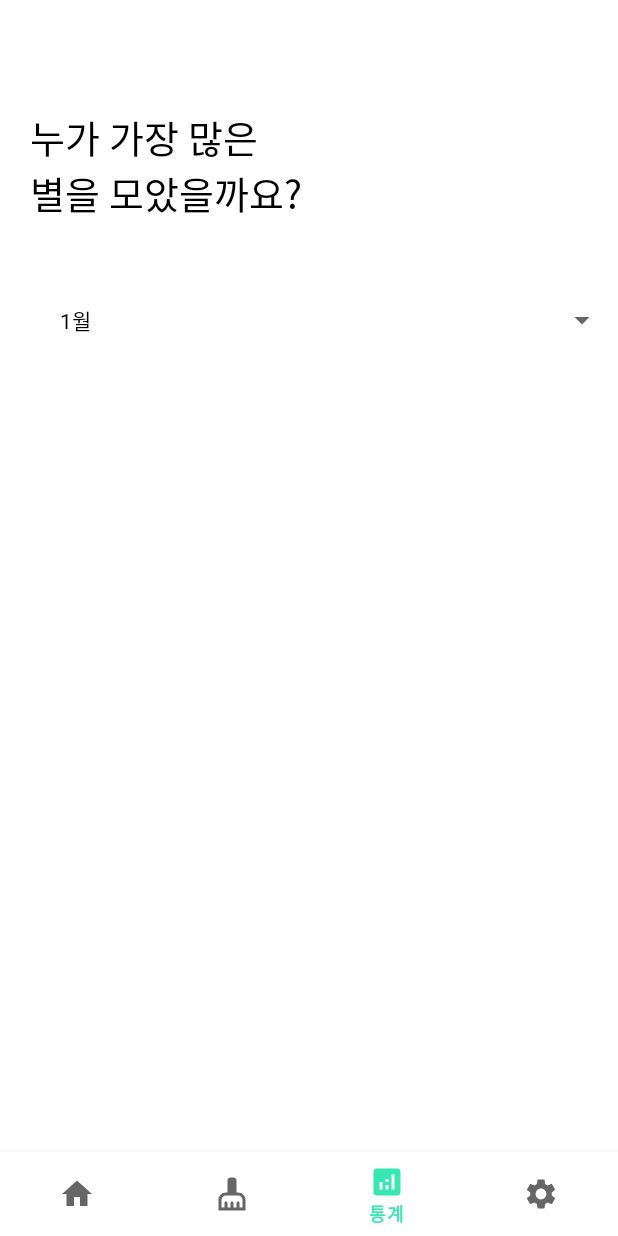
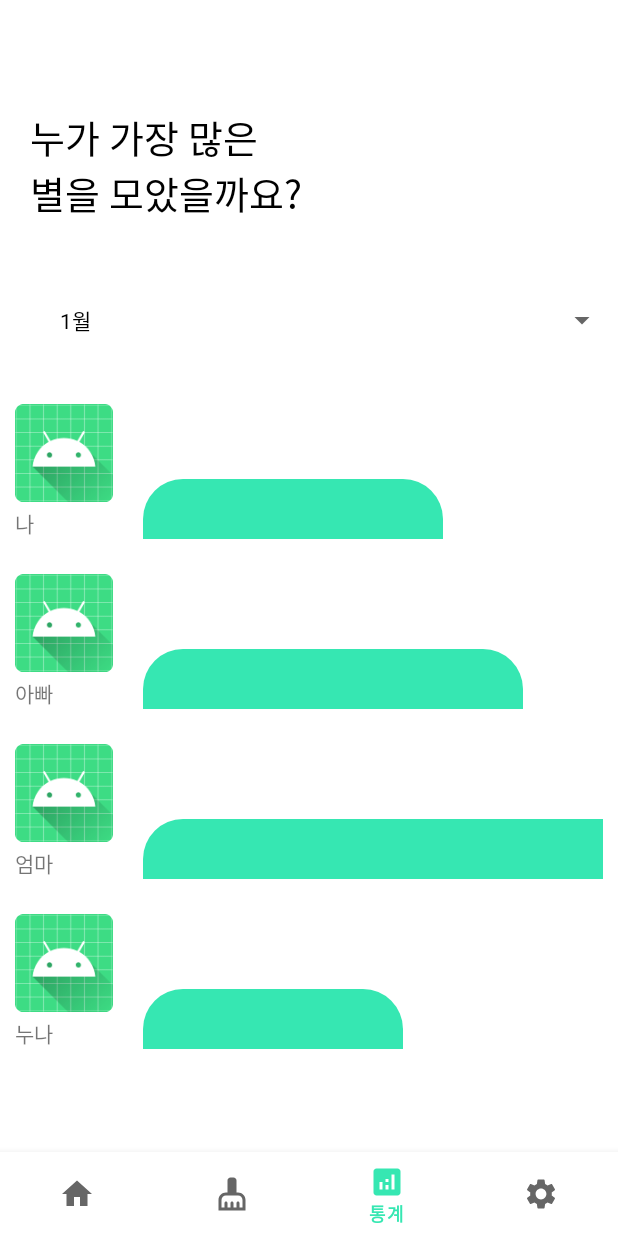
Before and after one commit to uuranus/Moa, an Android app built with Jetpack Compose: the screen it shows after launch (HomeActivity), item 3 of the bottom bar chosen, on a phone screen of 412 x 824 dp. Run offline under Robolectric (Android 15) with nearby library versions, the phone set to English and light mode, and no system bars; our stand-ins replace Firebase (no records; nobody signed in at launch, a user with empty details on screens opened directly); libraries missing offline, so code that uses them is left out: com.github.sundeepk.compactcalendarview, com.sothree.slidinguppanel; 1 statement that could not run was skipped.

Commit message:
analysisUpdate

```diff
--- a/app/src/main/java/com/moa/moa/Main/AnalysisFragment.kt
+++ b/app/src/main/java/com/moa/moa/Main/AnalysisFragment.kt
@@ -1,7 +1,6 @@
 package com.moa.moa.Main
 
 import android.content.Context
-import android.graphics.Color
 import android.os.Bundle
 import android.util.Log
 import android.util.TypedValue
@@ -11,18 +10,8 @@ import android.view.View
 import android.view.ViewGroup
 import android.widget.AdapterView
 import android.widget.ArrayAdapter
-import androidx.core.content.ContextCompat
-import com.github.mikephil.charting.charts.BarChart
-import com.github.mikephil.charting.components.*
-import com.github.mikephil.charting.data.BarData
-import com.github.mikephil.charting.data.BarDataSet
-import com.github.mikephil.charting.data.BarEntry
-import com.github.mikephil.charting.formatter.ValueFormatter
-import com.github.mikephil.charting.interfaces.datasets.IBarDataSet
 import com.moa.moa.R
-import com.moa.moa.RegisterActivity
 import com.moa.moa.databinding.FragmentAnalysisBinding
-import com.navercorp.nid.NaverIdLoginSDK.applicationContext
 
 class AnalysisFragment : Fragment() {
     private var _binding: FragmentAnalysisBinding? = null
@@ -90,6 +79,15 @@ class AnalysisFragment : Fragment() {
     }
 
     private fun init() {
+        val chartlist = ArrayList<ChartData>()
+        chartlist.add(ChartData("asd","나",15))
+        chartlist.add(ChartData("asd","아빠",19))
+        chartlist.add(ChartData("asd","엄마",25))
+        chartlist.add(ChartData("asd","누나",13))
+
+        val adapter = ChartAdapter(chartlist)
+        binding.chartRecyclerview.adapter =  adapter
+
 
     }
 
--- /dev/null
+++ b/app/src/main/java/com/moa/moa/Main/ChartAdapter.kt
@@ -0,0 +1,57 @@
+package com.moa.moa.Main
+
+import android.content.Context
+import android.view.LayoutInflater
+import android.view.View
+import android.view.ViewGroup
+import androidx.compose.foundation.layout.fillMaxSize
+import androidx.compose.ui.Modifier
+import androidx.compose.ui.graphics.Color
+import androidx.compose.ui.res.colorResource
+import androidx.core.content.ContextCompat
+import androidx.recyclerview.widget.RecyclerView
+import com.moa.moa.R
+import com.moa.moa.databinding.AnalysisRowBinding
+
+class ChartAdapter(private val items: ArrayList<ChartData>) :
+    RecyclerView.Adapter<ChartAdapter.MyViewHolder>() {
+
+    interface OnItemClickListener {
+        fun onItemClick(data: ChartData)
+    }
+
+    var itemClickListener: OnItemClickListener? = null
+
+    inner class MyViewHolder(val binding: AnalysisRowBinding) :
+        RecyclerView.ViewHolder(binding.root) {
+        init {
+            binding.root.setOnClickListener {    //root 말고 바인딩된 아이디 사용할 것~
+                itemClickListener?.onItemClick(items[adapterPosition])//adapterposition 또 넘겨줄 수도 있음
+            }
+        }
+    }
+
+    override fun onCreateViewHolder(parent: ViewGroup, viewType: Int): MyViewHolder {
+        // binding 객체 만들고 inflate -> MyViewHolder return
+        val binding = AnalysisRowBinding.inflate(LayoutInflater.from(parent.context), parent, false)
+        return MyViewHolder(binding)
+    }
+
+    override fun onBindViewHolder(holder: MyViewHolder, position: Int) {
+        //한 줄마다 data에 따라 보여주는 방법 정의. holder.binding. 으로  id를 이용 가능
+        holder.binding.apply {
+            //items[position]으로 접근 가능
+            holder.binding.name.text = items[position].name
+            holder.binding.proportion.data = listOf(items[position].stars)
+            holder.binding.proportion.colors = listOf(Color.Black, Color.Red, Color.Green, Color.Blue)
+            holder.binding.proportion.strokeWidth = 30f
+            holder.binding.proportion.modifier = Modifier.fillMaxSize()
+            holder.binding.proportion.animate = true
+
+        }
+    }
+
+    override fun getItemCount(): Int {
+        return items.size
+    }
+}
--- /dev/null
+++ b/app/src/main/java/com/moa/moa/Main/ChartData.kt
@@ -0,0 +1,3 @@
+package com.moa.moa.Main
+
+data class ChartData(val profile:String, val name:String, val stars:Int)
--- /dev/null
+++ b/app/src/main/res/layout/analysis_row.xml
@@ -0,0 +1,32 @@
+<?xml version="1.0" encoding="utf-8"?>
+<LinearLayout xmlns:android="http://schemas.android.com/apk/res/android"
+    xmlns:app="http://schemas.android.com/apk/res-auto"
+    android:id="@+id/chartRow"
+    android:layout_width="match_parent"
+    android:layout_height="wrap_content"
+    android:layout_margin="10dp">
+
+    <LinearLayout
+        android:layout_width="65dp"
+        android:layout_height="match_parent"
+        android:orientation="vertical">
+
+        <ImageView
+            android:id="@+id/profile"
+            android:layout_width="65dp"
+            android:layout_height="wrap_content"
+            app:srcCompat="@mipmap/ic_launcher" />
+
+        <TextView
+            android:id="@+id/name"
+            android:layout_width="65dp"
+            android:layout_height="wrap_content"
+            android:text="" />
+    </LinearLayout>
+
+    <com.moa.moa.Main.ProportionBarView
+        android:id="@+id/proportion"
+        android:layout_width="0dp"
+        android:layout_height="match_parent"
+        android:layout_weight="1" />
+</LinearLayout>
--- a/app/src/main/res/layout/fragment_analysis.xml
+++ b/app/src/main/res/layout/fragment_analysis.xml
@@ -3,6 +3,7 @@
     xmlns:tools="http://schemas.android.com/tools"
     android:layout_width="match_parent"
     android:layout_height="match_parent"
+    xmlns:app="http://schemas.android.com/apk/res-auto"
     tools:context=".Main.AnalysisFragment">
 
     <LinearLayout
@@ -31,9 +32,13 @@
             android:paddingStart="20dp"
             android:spinnerMode="dropdown" />
 
-        <ListView
+        <androidx.recyclerview.widget.RecyclerView
+            android:id="@+id/chartRecyclerview"
             android:layout_width="match_parent"
             android:layout_height="0dp"
-            android:layout_weight="6"/>
+            android:layout_weight="6"
+            app:layoutManager="androidx.recyclerview.widget.LinearLayoutManager"
+            tools:listitem="@layout/analysis_row"/>
+
     </LinearLayout>
 </FrameLayout>
```
Also changed, not shown: app/src/main/java/com/moa/moa/Main/ChartViewComposeActivity.kt (+14 -44 lines).
